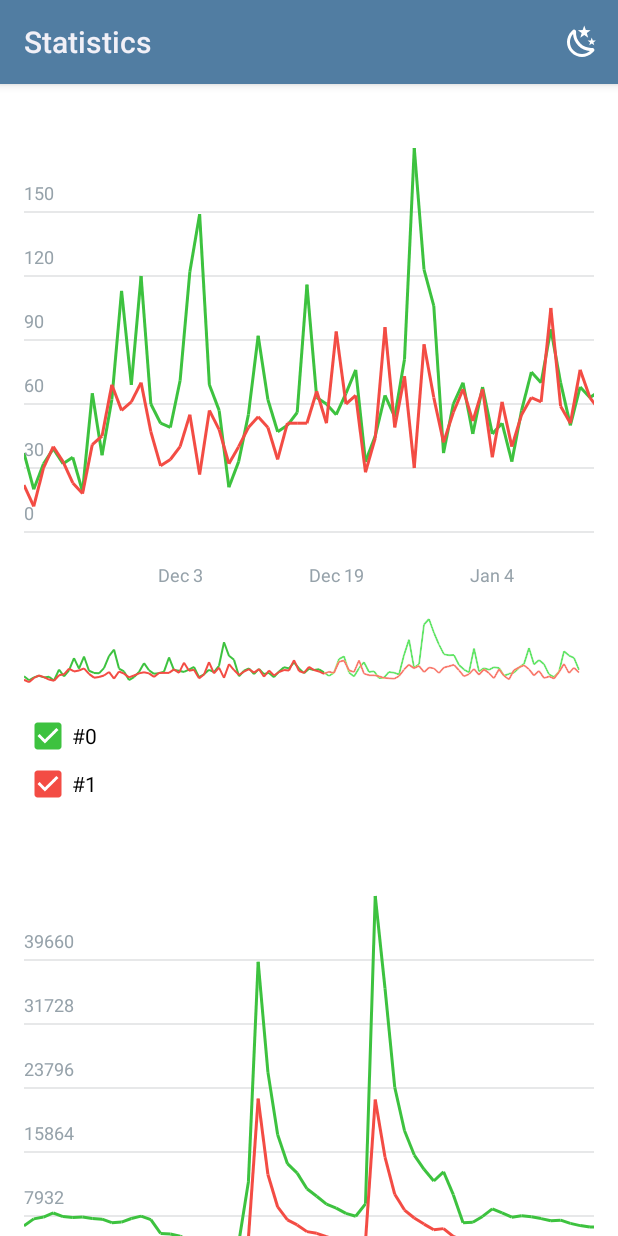
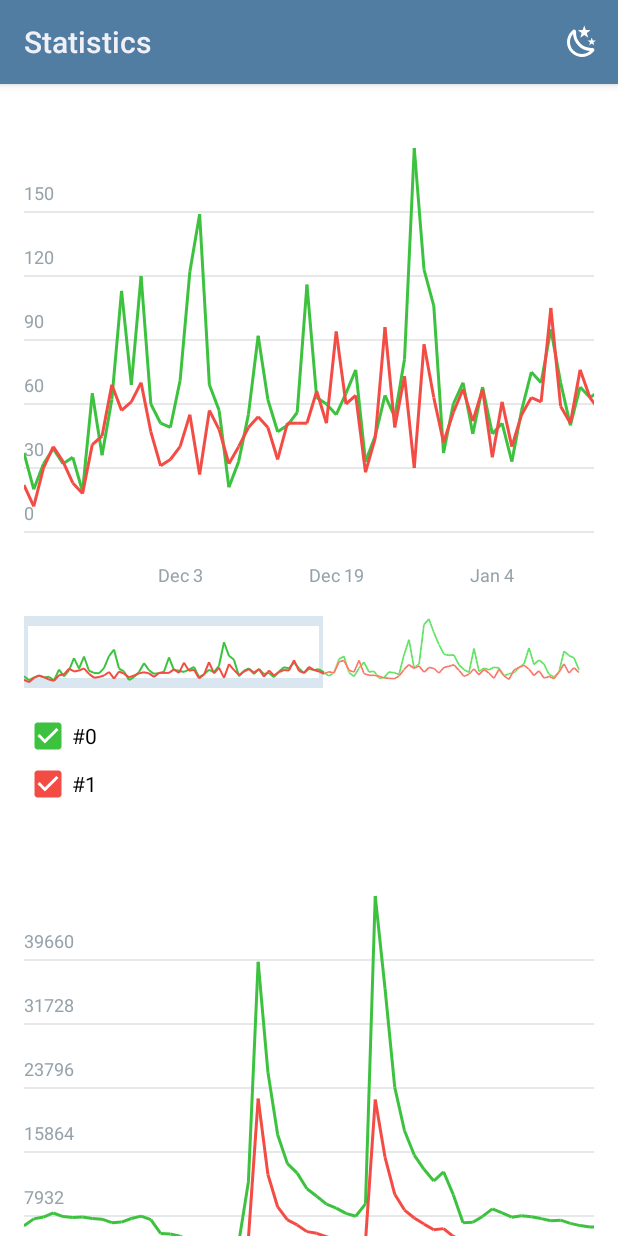
Before and after one commit to mochalovv/telegram_coding_contest, an Android app: the screen it shows after launch (ChartActivity), on a phone screen of 412 x 824 dp. Run offline under Robolectric (Android 15) with nearby library versions, the phone set to English and light mode, and no system bars.

Commit message:
created FrameDrawDelegate and moved almost all related code there

```diff
--- a/app/src/main/java/ru/vmochalov/vkchart/view/navigation/BackgroundDrawDelegate.java
+++ /dev/null
@@ -1,51 +0,0 @@
-package ru.vmochalov.vkchart.view.navigation;
-
-import android.graphics.Canvas;
-import android.graphics.Color;
-import android.graphics.Paint;
-
-/**
- * Created by Vladimir Mochalov on 29.01.2020.
- */
-public class BackgroundDrawDelegate {
-
-//    private int height;
-//    private int width;
-
-    private Paint activeBackgroundPaint = new Paint();
-    private Paint framePaint = new Paint();
-
-    private int activeBackgroundColor = Color.WHITE;
-    private int activeBackgroundColorNightMode = Color.rgb(29, 39, 51);
-    private int frameColor = Color.rgb(219, 231, 240);
-    private int frameColorNightMode = Color.rgb(43, 66, 86);
-
-
-    BackgroundDrawDelegate() {
-
-        activeBackgroundPaint.setColor(activeBackgroundColor);
-        activeBackgroundPaint.setStyle(Paint.Style.FILL_AND_STROKE);
-
-        framePaint.setColor(frameColor);
-        framePaint.setStyle(Paint.Style.FILL_AND_STROKE);
-
-    }
-
-    //todo: continue moving code from navigation view to its background delegate
-    void drawBackground(Canvas canvas) {
-       int width = canvas.getWidth();
-       int height = canvas.getHeight();
-
-        // draw active background
-        canvas.drawRect(0, 0, width, height, activeBackgroundPaint);
-
-        // draw frame
-        canvas.drawRect(frameStart, 0, frameStart + frameWidth - 1, frameVerticalBorderWidth, framePaint);
-        canvas.drawRect(frameStart, height - frameVerticalBorderWidth, frameStart + frameWidth - 1, height, framePaint);
-        canvas.drawRect(frameStart, 0, frameStart + frameHorizontalBorderWidth, height, framePaint);
-        canvas.drawRect(frameStart + frameWidth - 1 - frameHorizontalBorderWidth, 0, frameStart + frameWidth - 1, height, framePaint);
-
-//        drawShadow(canvas);
-    }
-
-}
--- a/app/src/main/java/ru/vmochalov/vkchart/view/navigation/ChartNavigationView.java
+++ b/app/src/main/java/ru/vmochalov/vkchart/view/navigation/ChartNavigationView.java
@@ -2,10 +2,6 @@ package ru.vmochalov.vkchart.view.navigation;
 
 import android.content.Context;
 import android.graphics.Canvas;
-import android.graphics.Color;
-import android.graphics.Paint;
-import android.graphics.PorterDuff;
-import android.graphics.PorterDuffXfermode;
 import android.util.AttributeSet;
 import android.view.View;
 
@@ -17,27 +13,16 @@ public class ChartNavigationView extends View {
 
     private static final float INITIAL_FRAME_START_POSITION_PX = 0;
     private static final float INITIAL_FRAME_WIDTH_PX = 300;
+    private static final float LINE_STROKE_WIDTH_PX = 2;
+    private static final int PREFERRED_HEIGHT_PX = 75;
+    private static final float VERTICAL_CHART_PADDING_PX = 3;
 
     private Chart chart;
 
-    // styleable attributes
-    private float frameHorizontalBorderWidth = 10;
-    private float frameVerticalBorderWidth = 4;
-
-    private float lineWidth = 2;
-
-    //todo: obtain from resources
-    private int prefferedHeight = 75;
-
     private PeriodChangedListener periodChangedListener;
 
-    private float frameStart = INITIAL_FRAME_START_POSITION_PX;
-    private float frameWidth = INITIAL_FRAME_WIDTH_PX;
-
-    private float topChartPadding = 3;
-    private float bottomChartPadding = 3;
-
     private ChartDrawDelegate chartDrawDelegate;
+    private FrameDrawDelegate frameDrawDelegate;
 
     public interface FrameUpdatedListener {
         void onFrameUpdated(float start, float width);
@@ -49,8 +34,7 @@ public class ChartNavigationView extends View {
             new FrameUpdatedListener() {
                 @Override
                 public void onFrameUpdated(float start, float width) {
-                    frameStart = start;
-                    frameWidth = width;
+                    frameDrawDelegate.onFrameUpdated(start, width);
                 }
             }
     );
@@ -90,8 +74,8 @@ public class ChartNavigationView extends View {
 
         if (!initialValueIsSent) {
             if (periodChangedListener != null) {
-                double frameStartInPercent = frameStart / width;
-                double frameEndInPercent = (frameStart + frameWidth) / width;
+                double frameStartInPercent = frameDrawDelegate.getFrameStart() / width;
+                double frameEndInPercent = (frameDrawDelegate.getFrameEnd()) / width;
 
                 periodChangedListener.onPeriodChangedMoved(frameStartInPercent, frameEndInPercent);
 
@@ -104,7 +88,7 @@ public class ChartNavigationView extends View {
     }
 
     public void onMeasure(int widthMeasureSpec, int heightMeasureSpec) {
-        int measuredHeight = MeasureSpec.getMode(heightMeasureSpec) == MeasureSpec.EXACTLY ? MeasureSpec.getSize(heightMeasureSpec) : prefferedHeight;
+        int measuredHeight = MeasureSpec.getMode(heightMeasureSpec) == MeasureSpec.EXACTLY ? MeasureSpec.getSize(heightMeasureSpec) : PREFERRED_HEIGHT_PX;
         int measuredWidth = MeasureSpec.getSize(widthMeasureSpec);
 
         measuredHeight = Math.max(measuredHeight, getSuggestedMinimumHeight());
@@ -113,50 +97,19 @@ public class ChartNavigationView extends View {
         setMeasuredDimension(measuredWidth, measuredHeight);
     }
 
-    //todo: continue moving code from navigation view to its background delegate
     public void onDraw(Canvas canvas) {
         super.onDraw(canvas);
 
-        drawBackground(canvas);
+        frameDrawDelegate.drawFrame(canvas);
         chartDrawDelegate.drawChart(canvas);
-        drawShadow(canvas);
+        frameDrawDelegate.drawShadow(canvas);
     }
 
-    private void drawShadow(Canvas canvas) {
-        canvas.drawRect(0, 0, (int) frameStart - 1, getHeight(), duff);
-        canvas.drawRect((int) (frameStart + frameWidth), 0, getWidth(), getHeight(), duff);
-    }
-
-//    private Paint activeBackgroundPaint = new Paint();
-//    private Paint framePaint = new Paint();
-    private Paint duff = new Paint();
-    private Paint chartPaintActive = new Paint();
-
-//    private int activeBackgroundColor = Color.WHITE;
-//    private int activeBackgroundColorNightMode = Color.rgb(29, 39, 51);
-//    private int frameColor = Color.rgb(219, 231, 240);
-//    private int frameColorNightMode = Color.rgb(43, 66, 86);
-    private int passiveBackgroundColor = Color.argb(0xa0, 245, 248, 249);
-    private int passiveBackgroundColorNightMode = Color.argb(0xa0, 25, 33, 46);
-
     private void initVariableForDrawing() {
-//        activeBackgroundPaint.setColor(activeBackgroundColor);
-//        activeBackgroundPaint.setStyle(Paint.Style.FILL_AND_STROKE);
-//
-//        framePaint.setColor(frameColor);
-//        framePaint.setStyle(Paint.Style.FILL_AND_STROKE);
-
-        chartPaintActive.setStyle(Paint.Style.STROKE);
-        chartPaintActive.setStrokeWidth(lineWidth);
-
-        duff.setStyle(Paint.Style.FILL_AND_STROKE);
-        duff.setColor(passiveBackgroundColor);
-        duff.setXfermode(new PorterDuffXfermode(PorterDuff.Mode.OVERLAY));
-
         chartDrawDelegate = new ChartDrawDelegate(
-                lineWidth,
-                bottomChartPadding,
-                topChartPadding,
+                LINE_STROKE_WIDTH_PX,
+                VERTICAL_CHART_PADDING_PX,
+                VERTICAL_CHART_PADDING_PX,
                 new RedrawCallback() {
                     @Override
                     public void onRedrawRequired() {
@@ -164,6 +117,11 @@ public class ChartNavigationView extends View {
                     }
                 },
                 null
+        );
+
+        frameDrawDelegate = new FrameDrawDelegate(
+                INITIAL_FRAME_START_POSITION_PX,
+                INITIAL_FRAME_WIDTH_PX
         );
     }
 
@@ -183,19 +141,6 @@ public class ChartNavigationView extends View {
 
     private void updateVerticalDrawingParams() {
         chartDrawDelegate.updateVerticalDrawingParams(0, 1);
-    }
-
-    private void drawBackground(Canvas canvas) {
-        // draw active background
-        canvas.drawRect(0, 0, getWidth(), getHeight(), activeBackgroundPaint);
-
-        // draw frame
-        canvas.drawRect(frameStart, 0, frameStart + frameWidth - 1, frameVerticalBorderWidth, framePaint);
-        canvas.drawRect(frameStart, getHeight() - frameVerticalBorderWidth, frameStart + frameWidth - 1, getHeight(), framePaint);
-        canvas.drawRect(frameStart, 0, frameStart + frameHorizontalBorderWidth, getHeight(), framePaint);
-        canvas.drawRect(frameStart + frameWidth - 1 - frameHorizontalBorderWidth, 0, frameStart + frameWidth - 1, getHeight(), framePaint);
-
-//        drawShadow(canvas);
     }
 
     public void setChart(Chart chart) {
@@ -224,9 +169,7 @@ public class ChartNavigationView extends View {
     }
 
     public void onNightModeChanged(boolean nightModeOn) {
-        activeBackgroundPaint.setColor(nightModeOn ? activeBackgroundColorNightMode : activeBackgroundColor);
-        duff.setColor(nightModeOn ? passiveBackgroundColorNightMode : passiveBackgroundColor);
-        framePaint.setColor(nightModeOn ? frameColorNightMode : frameColor);
+        frameDrawDelegate.onNightModeChanged(nightModeOn);
 
         invalidate();
     }
--- /dev/null
+++ b/app/src/main/java/ru/vmochalov/vkchart/view/navigation/FrameDrawDelegate.java
@@ -0,0 +1,88 @@
+package ru.vmochalov.vkchart.view.navigation;
+
+import android.graphics.Canvas;
+import android.graphics.Color;
+import android.graphics.Paint;
+import android.graphics.PorterDuff;
+import android.graphics.PorterDuffXfermode;
+
+/**
+ * Created by Vladimir Mochalov on 29.01.2020.
+ */
+public class FrameDrawDelegate {
+
+    private static final float FRAME_VERTICAL_BORDER_WIDTH = 10;
+    private static final float FRAME_HORIZONTAL_BORDER_WIDTH = 4;
+
+    private Paint activeBackgroundPaint = new Paint();
+    private Paint framePaint = new Paint();
+    private Paint duff = new Paint();
+
+    private int activeBackgroundColor = Color.WHITE;
+    private int activeBackgroundColorNightMode = Color.rgb(29, 39, 51);
+    private int frameColor = Color.rgb(219, 231, 240);
+    private int frameColorNightMode = Color.rgb(43, 66, 86);
+    private int passiveBackgroundColor = Color.argb(0xa0, 245, 248, 249);
+    private int passiveBackgroundColorNightMode = Color.argb(0xa0, 25, 33, 46);
+
+    private float frameStart;
+    private float frameWidth;
+
+    FrameDrawDelegate(float frameStart, float frameWidth) {
+        this.frameStart = frameStart;
+        this.frameWidth = frameWidth;
+
+        activeBackgroundPaint.setColor(activeBackgroundColor);
+        activeBackgroundPaint.setStyle(Paint.Style.FILL_AND_STROKE);
+
+        framePaint.setColor(frameColor);
+        framePaint.setStyle(Paint.Style.FILL_AND_STROKE);
+
+        duff.setStyle(Paint.Style.FILL_AND_STROKE);
+        duff.setColor(passiveBackgroundColor);
+        duff.setXfermode(new PorterDuffXfermode(PorterDuff.Mode.OVERLAY));
+
+
+    }
+
+    void drawFrame(Canvas canvas) {
+        int width = canvas.getWidth();
+        int height = canvas.getHeight();
+
+        // draw active background
+        canvas.drawRect(0, 0, width, height, activeBackgroundPaint);
+
+        // draw frame
+        canvas.drawRect(frameStart, 0, frameStart + frameWidth - 1, FRAME_VERTICAL_BORDER_WIDTH, framePaint);
+        canvas.drawRect(frameStart, height - FRAME_VERTICAL_BORDER_WIDTH, frameStart + frameWidth - 1, height, framePaint);
+        canvas.drawRect(frameStart, 0, frameStart + FRAME_HORIZONTAL_BORDER_WIDTH, height, framePaint);
+        canvas.drawRect(frameStart + frameWidth - 1 - FRAME_HORIZONTAL_BORDER_WIDTH, 0, frameStart + frameWidth - 1, height, framePaint);
+    }
+
+    void drawShadow(Canvas canvas) {
+        int width = canvas.getWidth();
+        int height = canvas.getHeight();
+
+        canvas.drawRect(0, 0, (int) frameStart - 1, height, duff);
+        canvas.drawRect((int) (frameStart + frameWidth), 0, width, height, duff);
+    }
+
+    void onNightModeChanged(boolean nightModeOn) {
+        activeBackgroundPaint.setColor(nightModeOn ? activeBackgroundColorNightMode : activeBackgroundColor);
+        framePaint.setColor(nightModeOn ? frameColorNightMode : frameColor);
+        duff.setColor(nightModeOn ? passiveBackgroundColorNightMode : passiveBackgroundColor);
+    }
+
+    void onFrameUpdated(float frameStart, float frameWidth) {
+        this.frameStart = frameStart;
+        this.frameWidth = frameWidth;
+    }
+
+    float getFrameStart() {
+        return frameStart;
+    }
+
+    float getFrameEnd() {
+        return frameStart + frameWidth;
+    }
+}
```
